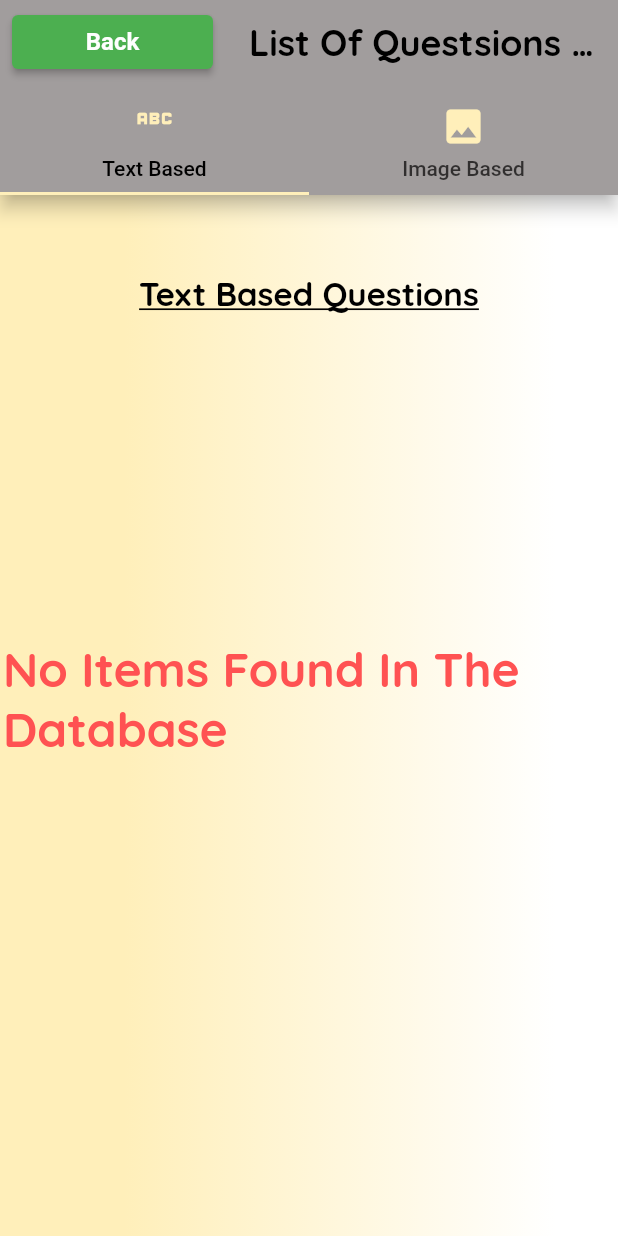
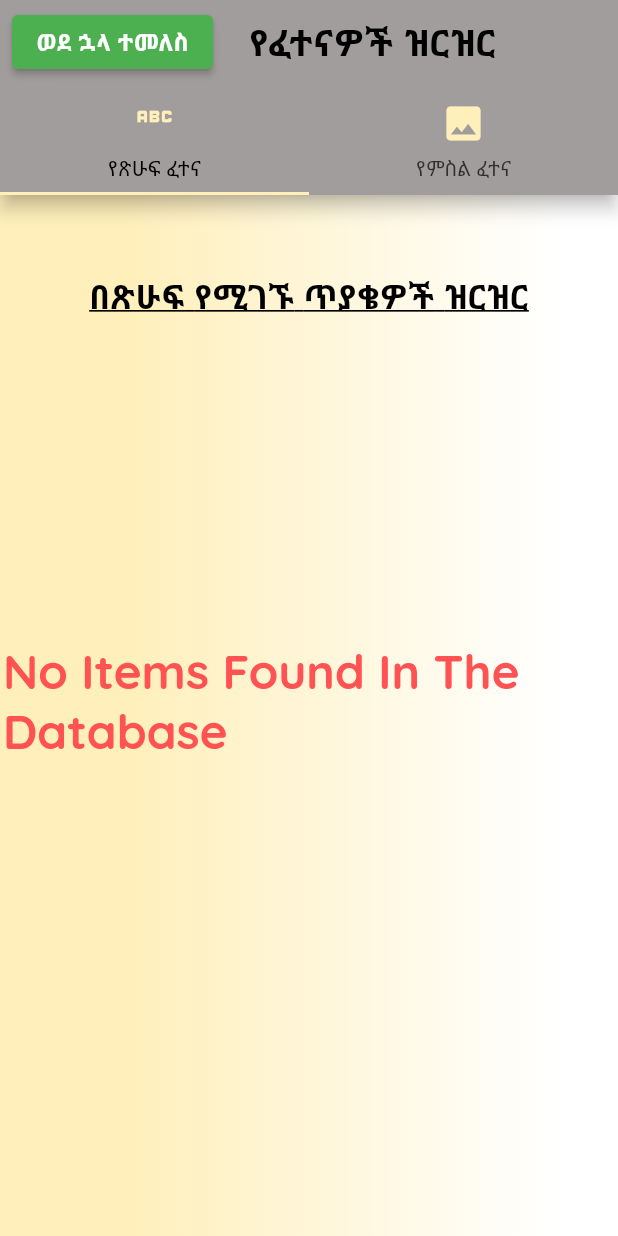
Before and after one commit to Mekdim12/Examing_Desktop_Application, a Flutter app: the QuestionListDisplayPageWidget screen opened directly with empty values, on a phone screen of 412 x 824 dp. Run offline on Flutter 3.47's test engine with Material 2 defaults, Android fonts, the light colour scheme and no system bars; our stand-ins replace file_picker, flutter_dotenv, flutter_spinkit, hive, hive_flutter, pie_chart and 1 more; missing offline and left inert: async_foreach, desktop_window; accounts and stored records are empty.

Commit message:
finishing student Side view

```diff
--- a/lib/StudentComponents/QuestionTypeChoosingPage.dart
+++ b/lib/StudentComponents/QuestionTypeChoosingPage.dart
@@ -267,7 +267,7 @@ class QuestionChosingPageState extends State<QuestionTypeChossingPage> {
                     },
                     icon: const Icon(Icons.backspace_rounded),
                     label: const Text(
-                      "Back",
+                      "ወደ ኋላ ተመለስ",
                       style:
                           TextStyle(fontWeight: FontWeight.bold, fontSize: 18),
                     )),
--- a/lib/StudentComponents/StudentFavQuestionDetailViewPage.dart
+++ b/lib/StudentComponents/StudentFavQuestionDetailViewPage.dart
@@ -85,7 +85,7 @@ class StudentFavoriteDetailPageState extends State<StudentFavoriteDetailPageWidg
                     },
                     icon: const Icon(Icons.logout),
                     label: const Text(
-                      "Back",
+                      "ወደ ኋላ ተመለስ",
                       style:
                           TextStyle(fontWeight: FontWeight.bold, fontSize: 18),
                     )),
--- a/lib/StudentComponents/StudentFavQuestionsDisplayingPage.dart
+++ b/lib/StudentComponents/StudentFavQuestionsDisplayingPage.dart
@@ -64,7 +64,7 @@ class StudentFavoriteFirstPageState extends State<StudentFavoriteFirstPageWidget
                     },
                     icon: const Icon(Icons.logout),
                     label: const Text(
-                      "Back",
+                      "ወድ ኋላ ተመለስ",
                       style:
                           TextStyle(fontWeight: FontWeight.bold, fontSize: 18),
                     )),
@@ -80,7 +80,7 @@ class StudentFavoriteFirstPageState extends State<StudentFavoriteFirstPageWidget
 										Container(
 											margin: EdgeInsets.symmetric(vertical: 50),
 											child: const Text(
-												"Favorite Questions",
+												"የተመረጡ ጥያቄውች ዝርዝር",
 												style: TextStyle(
 														fontFamily: 'quickSand',
 														decoration: TextDecoration.underline,
--- a/lib/StudentComponents/StudentQustionTtypeSpecficList.dart
+++ b/lib/StudentComponents/StudentQustionTtypeSpecficList.dart
@@ -57,7 +57,7 @@ class _QuestionListDisplayPageState extends State<QuestionListDisplayPageWidget>
 								indicatorSize: TabBarIndicatorSize.tab,
 								tabs: [
 									Tab(
-										text: "Text Based",
+										text: "የጽሁፍ ፈተና",
 										icon: Icon(
 
 											Icons.abc,
@@ -66,7 +66,7 @@ class _QuestionListDisplayPageState extends State<QuestionListDisplayPageWidget>
 										)),
 									Tab(
 										iconMargin: EdgeInsets.all(5),
-										text: "Image Based",
+										text: "የምስል ፈተና",
 										icon: Icon(
 
 											Icons.image,
@@ -95,13 +95,13 @@ class _QuestionListDisplayPageState extends State<QuestionListDisplayPageWidget>
 										);
 									},
 									child: Text(
-									"Back",
+									"ወደ ኋላ ተመለስ",
 									style:
 										TextStyle(fontWeight: FontWeight.bold, fontSize: 16),
 									)),
 							),
 							title: const Text(
-								'List Of Questsions Available',
+								'የፈተናዎች ዝርዝር',
 								style: TextStyle(
 										color: Colors.black,
 										fontFamily: 'quickSand',
@@ -131,7 +131,7 @@ class _QuestionListDisplayPageState extends State<QuestionListDisplayPageWidget>
 										Container(
 											margin: EdgeInsets.symmetric(vertical: 50),
 											child: const Text(
-												"Text Based Questions",
+												"በጽሁፍ የሚገኙ ጥያቄዎች ዝርዝር",
 												style: TextStyle(
 														fontFamily: 'quickSand',
 														decoration: TextDecoration.underline,
@@ -165,7 +165,7 @@ class _QuestionListDisplayPageState extends State<QuestionListDisplayPageWidget>
 										Container(
 											margin: EdgeInsets.symmetric(vertical: 50),
 											child: const Text(
-												"Image Based Questions",
+												"በምስል የሚገኙ ጥያቄዎች ዝርዝር",
 												style: TextStyle(
 													fontFamily: 'quickSand',
 														decoration: TextDecoration.underline,
--- a/lib/StudentComponents/StudentScoreDisplayingPage.dart
+++ b/lib/StudentComponents/StudentScoreDisplayingPage.dart
@@ -96,7 +96,7 @@ class _StudentScoreDisplayState extends State<StudentScoreDisplayWidget> {
                     },
                     icon: const Icon(Icons.logout),
                     label: const Text(
-                      "Back",
+                      "ወደ ኋላ ተመለስ",
                       style:
                           TextStyle(fontWeight: FontWeight.bold, fontSize: 18),
                     )),
--- a/lib/StudentComponents/studentLoginPage.dart
+++ b/lib/StudentComponents/studentLoginPage.dart
@@ -96,7 +96,7 @@ class StudentLoginPageState extends State<StudentLoginPageWidget> {
                     },
                     icon: const Icon(Icons.backspace_rounded),
                     label: const Text(
-                      "Back",
+                      "ወደ ኋላ ተመለስ",
                       style:
                           TextStyle(fontWeight: FontWeight.bold, fontSize: 16),
                     )),
--- a/lib/StudentComponents/studentRegisterationPage.dart
+++ b/lib/StudentComponents/studentRegisterationPage.dart
@@ -139,7 +139,7 @@ Future openDialog(bool good_or_bad) => showDialog(
                     },
                     icon: const Icon(Icons.backspace_rounded),
                     label: const Text(
-                      "Back",
+                      "ወደ ኋላ ተመለስ",
                       style:
                           TextStyle(fontWeight: FontWeight.bold, fontSize: 18),
                     )),
```
Also changed, not shown: lib/StudentComponents/StudetnMainExamTakingPage.dart (+76 -9 lines), lib/StudentComponents/studentTraningQuestionTestingPage.dart (+4 -20 lines).
